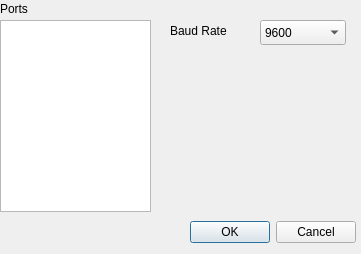
Above: source/example/ublox_receiver_plugin/connect_receiver_view.ui from Team-Pinpoint/skydel-plug-ins before the change. Below: the same form after it.
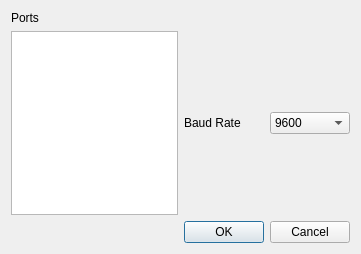
That is the form after the change.

Commit message: connect receiver ui created

```diff
--- a/source/example/ublox_receiver_plugin/connect_receiver_view.ui
+++ b/source/example/ublox_receiver_plugin/connect_receiver_view.ui
@@ -13,67 +13,26 @@
   <property name="windowTitle">
    <string>Form</string>
   </property>
-  <widget class="QDialogButtonBox" name="connectReceiverDialogButtons">
-   <property name="enabled">
-    <bool>true</bool>
-   </property>
-   <property name="geometry">
-    <rect>
-     <x>190</x>
-     <y>220</y>
-     <width>166</width>
-     <height>25</height>
-    </rect>
-   </property>
-   <property name="standardButtons">
-    <set>QDialogButtonBox::Cancel|QDialogButtonBox::Ok</set>
-   </property>
-  </widget>
+  <layout class="QGridLayout" name="gridLayout">
+   <item row="0" column="0">
   <widget class="QLabel" name="portsLabel">
-   <property name="geometry">
-    <rect>
-     <x>0</x>
-     <y>0</y>
-     <width>67</width>
-     <height>17</height>
-    </rect>
-   </property>
    <property name="text">
     <string>Ports</string>
    </property>
   </widget>
-  <widget class="QListView" name="portsList">
-   <property name="geometry">
-    <rect>
-     <x>0</x>
-     <y>20</y>
-     <width>151</width>
-     <height>192</height>
-    </rect>
-   </property>
-  </widget>
+   </item>
+   <item row="1" column="0">
+    <widget class="QListView" name="portsList"/>
+   </item>
+   <item row="1" column="1">
   <widget class="QLabel" name="baudRateLabel">
-   <property name="geometry">
-    <rect>
-     <x>170</x>
-     <y>20</y>
-     <width>71</width>
-     <height>21</height>
-    </rect>
-   </property>
    <property name="text">
     <string>Baud Rate</string>
    </property>
   </widget>
+   </item>
+   <item row="1" column="2">
   <widget class="QComboBox" name="baudRateSelect">
-   <property name="geometry">
-    <rect>
-     <x>260</x>
-     <y>20</y>
-     <width>86</width>
-     <height>25</height>
-    </rect>
-   </property>
    <property name="currentIndex">
     <number>3</number>
    </property>
@@ -123,6 +82,18 @@
     </property>
    </item>
   </widget>
+   </item>
+   <item row="2" column="1" colspan="2">
+    <widget class="QDialogButtonBox" name="connectReceiverDialogButtons">
+     <property name="enabled">
+      <bool>true</bool>
+     </property>
+     <property name="standardButtons">
+      <set>QDialogButtonBox::Cancel|QDialogButtonBox::Ok</set>
+     </property>
+    </widget>
+   </item>
+  </layout>
  </widget>
  <resources/>
  <connections/>
```
Lines whose indentation alone changed are shown as unchanged. The commit also changes 9 other files.
